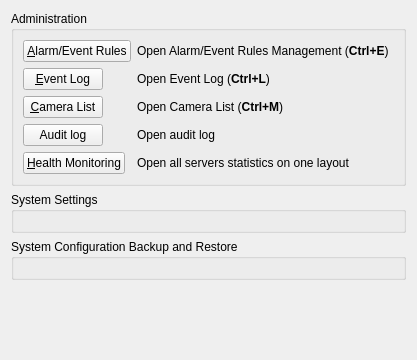
Before: the Qt Designer form client/src/ui/widgets/settings/general_system_administration_widget.ui in networkoptix/nx_open, drawn with Qt 5.
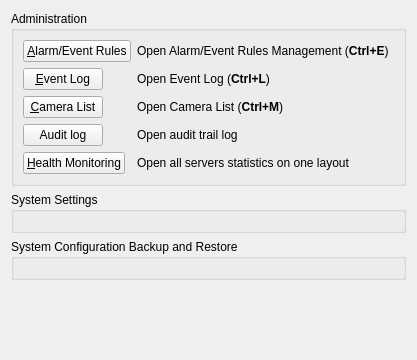
After: the same form once the commit is applied. Custom widgets are drawn as their Qt base class.

Patch:
```diff
--- a/client/src/ui/widgets/settings/general_system_administration_widget.ui
+++ b/client/src/ui/widgets/settings/general_system_administration_widget.ui
@@ -107,7 +107,7 @@
       <item row="3" column="1">
        <widget class="QLabel" name="auditLogLabel">
         <property name="text">
-         <string>Open audit log</string>
+         <string>Open audit trail log</string>
         </property>
        </widget>
       </item>
```
